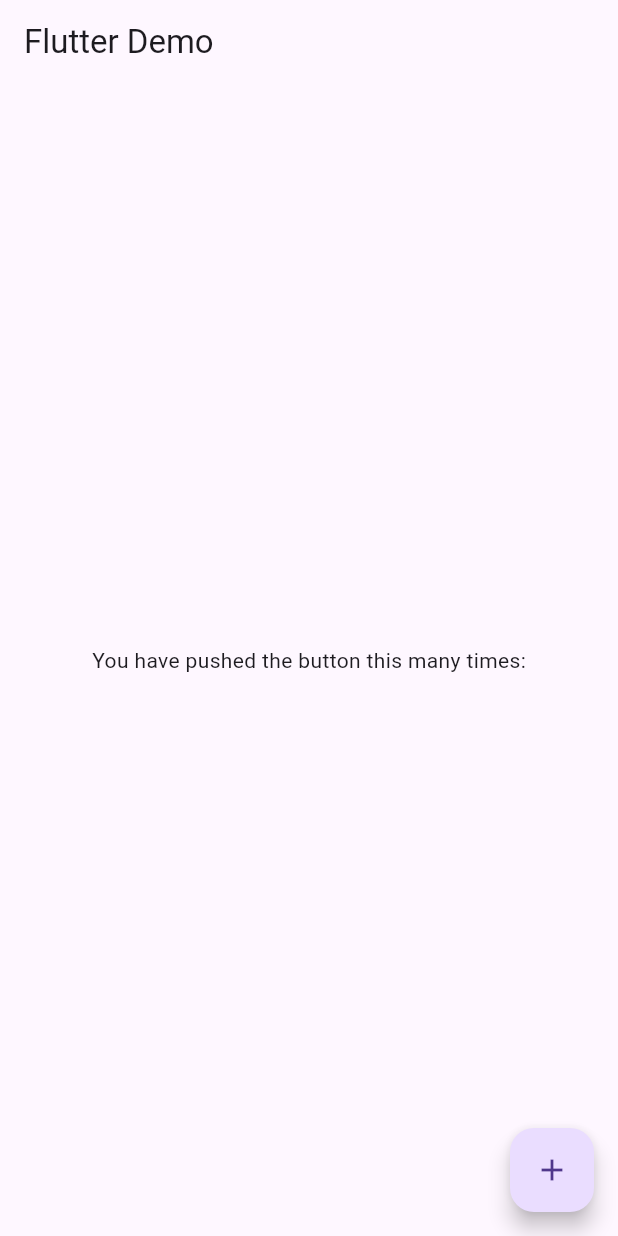
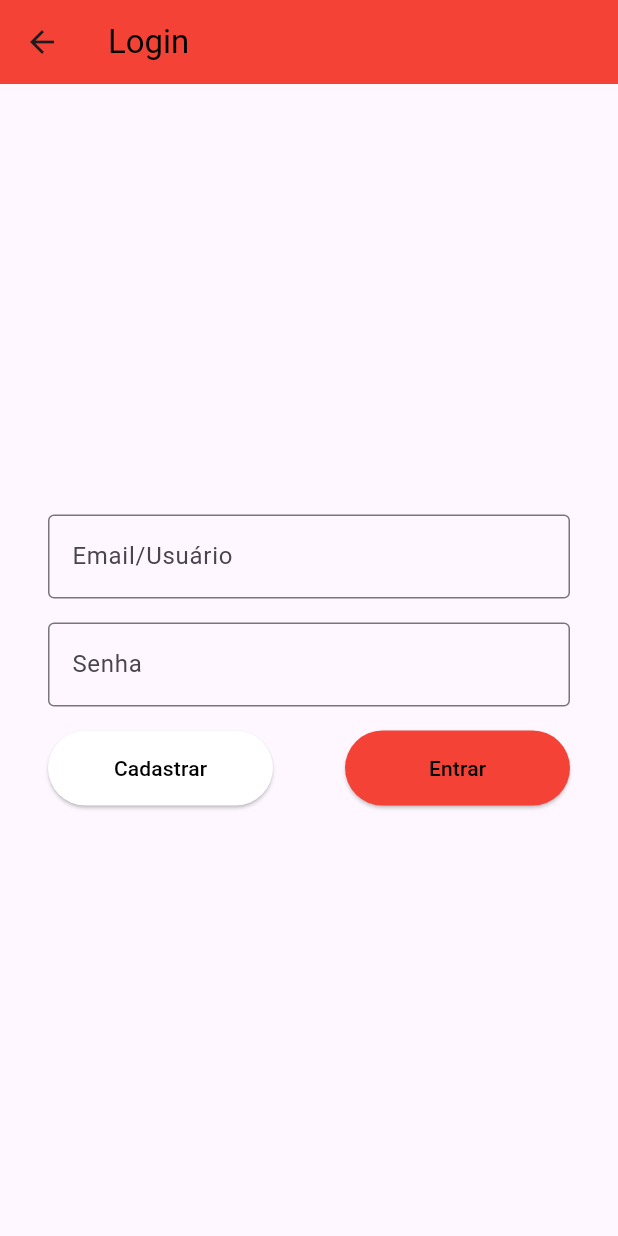
Before and after one commit to alvaroxsouza/agrupapiro, a Flutter app: the screen it shows after launch, on a phone screen of 412 x 824 dp. Run offline on Flutter 3.47's test engine with Material 3 defaults, Android fonts, the phone set to English and light mode, and no system bars; our stand-ins replace flutter_riverpod.

Commit message:
Estruturando o projeto

```diff
--- /dev/null
+++ b/devtools_options.yaml
@@ -0,0 +1,3 @@
+description: This file stores settings for Dart & Flutter DevTools.
+documentation: https://docs.flutter.dev/tools/devtools/extensions#configure-extension-enablement-states
+extensions:
--- /dev/null
+++ b/lib/components/button_custom.dart
@@ -0,0 +1,32 @@
+import 'package:flutter/material.dart';
+
+class ButtonCustom extends StatelessWidget {
+  Color color;
+  Color colorText;
+  final String? label;
+  final VoidCallback onPressed;
+
+  ButtonCustom({
+    required this.label,
+    required this.onPressed,
+    required this.color,
+    required this.colorText,
+  });
+
+  @override
+  Widget build(BuildContext context) {
+    return ElevatedButton(
+      onPressed: onPressed,
+      child: Text(
+        label!,
+        style: TextStyle(
+          color: colorText,
+        ),
+      ),
+      style: ElevatedButton.styleFrom(
+        backgroundColor: color,
+        minimumSize: const Size(150, 50),
+      ),
+    );
+  }
+}
--- /dev/null
+++ b/lib/components/input_custom.dart
@@ -0,0 +1,35 @@
+import 'package:flutter/material.dart';
+
+class InputCustom extends StatefulWidget {
+  final String? label;
+  final String? hint;
+  final TextInputType keyboardType;
+  final Null Function(dynamic value) onChanged;
+
+  const InputCustom(
+      {Key? key,
+      this.label,
+      this.hint,
+      this.keyboardType = TextInputType.text,
+      required this.onChanged})
+      : super(key: key);
+
+  @override
+  State<InputCustom> createState() => _InputCustomState();
+}
+
+class _InputCustomState extends State<InputCustom> {
+  @override
+  Widget build(BuildContext context) {
+    return TextField(
+      obscureText: widget.keyboardType == TextInputType.visiblePassword,
+      keyboardType: widget.keyboardType,
+      decoration: InputDecoration(
+        border: const OutlineInputBorder(),
+        labelText: widget.label,
+        hintText: widget.hint,
+      ),
+      onChanged: widget.onChanged,
+    );
+  }
+}
--- /dev/null
+++ b/lib/enum/rotas.dart
@@ -0,0 +1,5 @@
+class Routes {
+  static const HOME = '/';
+  static const LOGIN = '/login';
+  static const CADASTRO = '/cadastro';
+}
--- a/lib/main.dart
+++ b/lib/main.dart
@@ -1,55 +1,31 @@
 import 'package:flutter/material.dart';
+import 'package:flutter_riverpod/flutter_riverpod.dart';
+import 'enum/rotas.dart';
+import 'view/home_page.dart';
+import 'view/login_page.dart';
+import 'package:agrupapiro/view/cadastro_page.dart';
 
 void main() {
-  runApp(const MyApp());
+  runApp(
+    ProviderScope(
+      child: MyApp(),
+    ),
+  );
 }
 
 class MyApp extends StatelessWidget {
-  const MyApp({Key? key}) : super(key: key);
+  const MyApp({super.key});
 
   @override
   Widget build(BuildContext context) {
     return MaterialApp(
-      title: 'Flutter Demo',
-      theme: ThemeData(
-        primarySwatch: Colors.blue,
-      ),
-      home: const MyHomePage(),
+      title: 'Agrupapiro',
+      initialRoute: '/login',
+      routes: {
+        Routes.HOME: (_) => HomePage(),
+        Routes.LOGIN: (_) => LoginPage(),
+        Routes.CADASTRO: (_) => CadastroPage(),
+      },
     );
   }
 }
-
-class MyHomePage extends StatefulWidget {
-  const MyHomePage({Key? key}) : super(key: key);
-
-  @override
-  State<MyHomePage> createState() => _MyHomePageState();
-}
-
-class _MyHomePageState extends State<MyHomePage> {
-  @override
-  Widget build(BuildContext context) {
-    return Scaffold(
-      appBar: AppBar(
-        title: const Text('Flutter Demo'),
-      ),
-      body: Center(
-        child: Column(
-          mainAxisAlignment: MainAxisAlignment.center,
-          children: const <Widget>[
-            Text(
-              'You have pushed the button this many times:',
-            ),
-          ],
-        ),
-      ),
-      floatingActionButton: FloatingActionButton(
-        onPressed: () {
-          // Add your onPressed code here!
-        },
-        tooltip: 'Increment',
-        child: const Icon(Icons.add),
-      ),
-    );
-  }
-}
--- /dev/null
+++ b/lib/view/login_page.dart
@@ -0,0 +1,69 @@
+import 'package:agrupapiro/enum/rotas.dart';
+import 'package:flutter/material.dart';
+
+import '../components/button_custom.dart';
+import '../components/input_custom.dart';
+
+class LoginPage extends StatelessWidget {
+  @override
+  Widget build(BuildContext context) {
+    return Scaffold(
+      appBar: AppBar(
+        title: const Text('Login', style: TextStyle(color: Colors.black)),
+        backgroundColor: Colors.red,
+      ),
+      body: Center(
+        child: Padding(
+          padding: const EdgeInsets.all(32.0),
+          child: SingleChildScrollView(
+            child: Center(
+              child: Column(
+                mainAxisAlignment: MainAxisAlignment.center,
+                children: [
+                  InputCustom(
+                    label: 'Email/Usuário',
+                    hint: 'Digite seu email/Usuario',
+                    onChanged: (value) {
+                      print(value);
+                    },
+                  ),
+                  SizedBox(height: 16),
+                  InputCustom(
+                    label: 'Senha',
+                    hint: 'Digite sua senha',
+                    keyboardType: TextInputType.visiblePassword,
+                    onChanged: (value) {
+                      print(value);
+                    },
+                  ),
+                  SizedBox(height: 16),
+                  Row(
+                    mainAxisAlignment: MainAxisAlignment.spaceBetween,
+                    children: [
+                      ButtonCustom(
+                        label: 'Cadastrar',
+                        color: Colors.white,
+                        colorText: Colors.black,
+                        onPressed: () {
+                          Navigator.of(context).pushNamed(Routes.CADASTRO);
+                        },
+                      ),
+                      ButtonCustom(
+                        label: 'Entrar',
+                        color: Colors.red,
+                        colorText: Colors.black,
+                        onPressed: () {
+                          Navigator.of(context).pushNamed(Routes.HOME);
+                        },
+                      ),
+                    ],
+                  ),
+                ],
+              ),
+            ),
+          ),
+        ),
+      ),
+    );
+  }
+}
```
Also changed, not shown: lib/enum/permissoes.dart (added, +15 -0 lines), lib/view/cadastro_page.dart (added, +54 -0 lines), lib/view/home_page.dart (added, +27 -0 lines), pubspec.yaml (+7 -0 lines), pubspec.lock, 1 other file.
